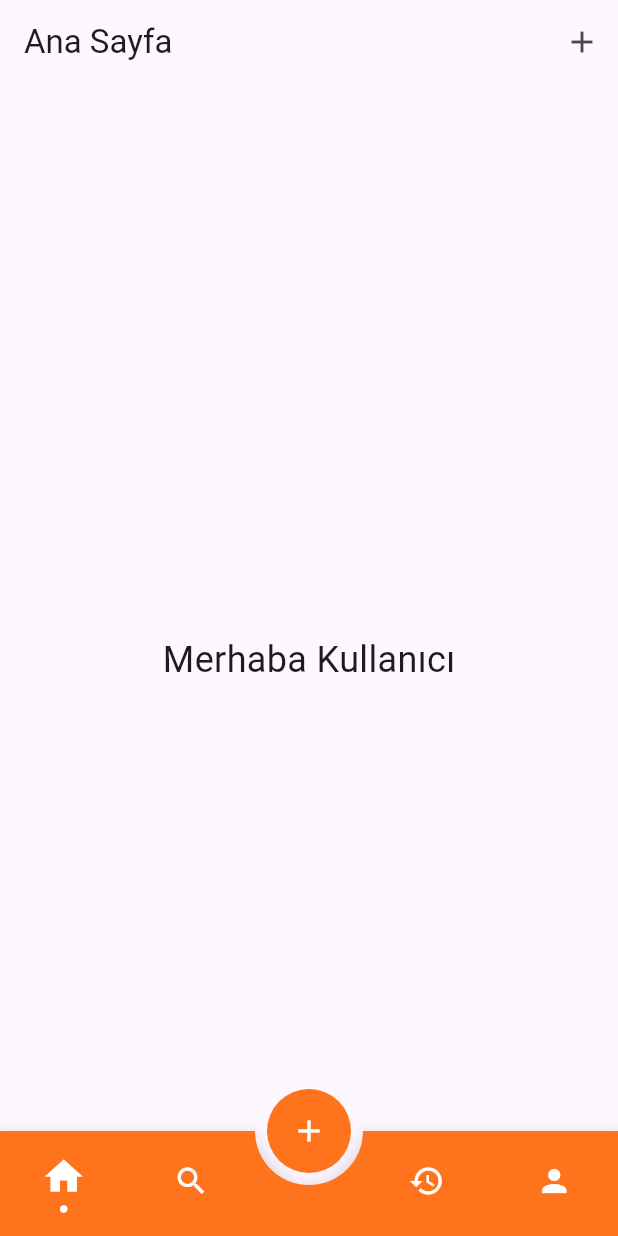
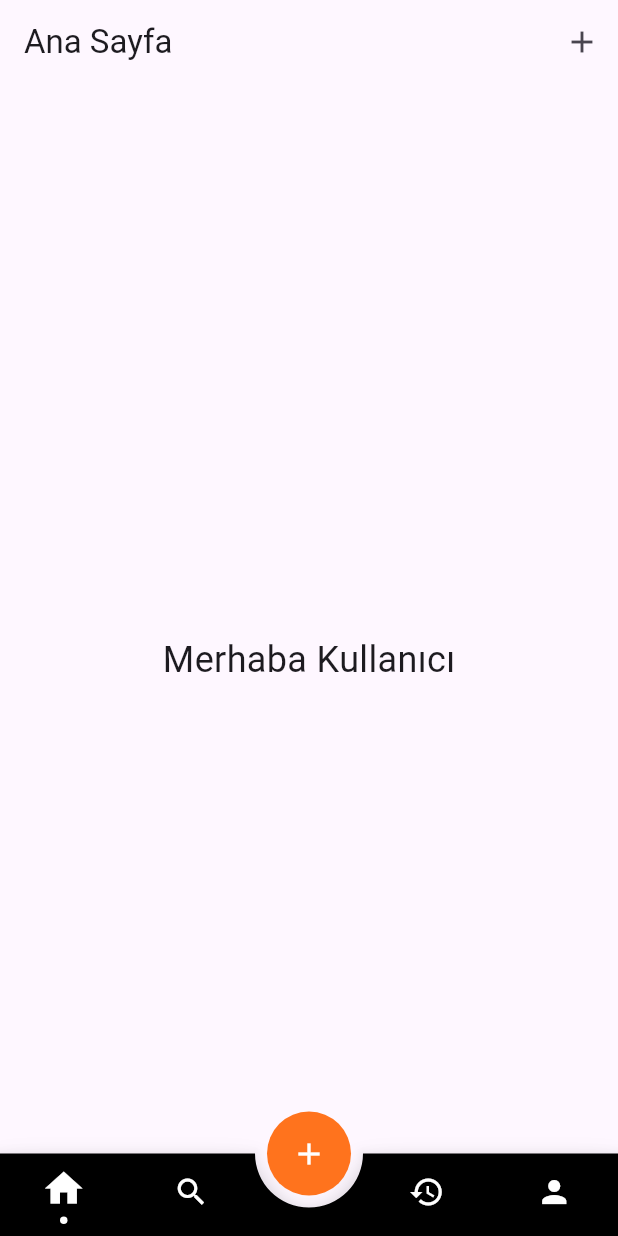
Before and after one commit to cankirkgz/Ternai, a Flutter app: the HomePage screen opened directly, on a phone screen of 412 x 824 dp. Run offline on Flutter 3.47's test engine with Material 3 defaults, Android fonts, the phone set to English and light mode, and no system bars; drawn by our look-alikes of animated_bottom_navigation_bar; our stand-ins replace cloud_firestore, dropdown_search, firebase_auth, firebase_core, firebase_storage, flutter_markdown and 8 more; accounts and stored records are empty.

Commit message:
değişiklikler yapıldı

```diff
--- a/lib/views/authentication_screens/login_page.dart
+++ b/lib/views/authentication_screens/login_page.dart
@@ -60,7 +60,7 @@ class _LoginPageState extends State<LoginPage> {
           Positioned.fill(
             child: Container(
               decoration: const BoxDecoration(
-                color: AppColors.secondaryColor,
+                color: Colors.black,
               ),
               child: Column(
                 crossAxisAlignment: CrossAxisAlignment.start,
@@ -197,7 +197,7 @@ class _LoginPageState extends State<LoginPage> {
                                 Navigator.pushReplacement(
                                   context,
                                   MaterialPageRoute(
-                                      builder: (context) => const HomeScreen()),
+                                      builder: (context) => const HomePage()),
                                 );
                               }
                             } catch (e) {
--- a/lib/views/home_screens/home_page.dart
+++ b/lib/views/home_screens/home_page.dart
@@ -81,7 +81,7 @@ class _HomePageState extends State<HomePage> {
         bottomNavigationBar: Container(
           color: Colors.transparent,
           child: AnimatedBottomNavigationBar.builder(
-            height: 70,
+            height: 55,
             itemCount: _icons.length,
             tabBuilder: (int index, bool isActive) {
               final color = isActive ? Colors.white : Colors.white;
@@ -108,7 +108,7 @@ class _HomePageState extends State<HomePage> {
                 ],
               );
             },
-            backgroundColor: AppColors.primaryColor,
+            backgroundColor: Colors.black,
             activeIndex: _selectedIndex,
             splashColor: AppColors.primaryColor,
             notchSmoothness: NotchSmoothness.smoothEdge,
```
